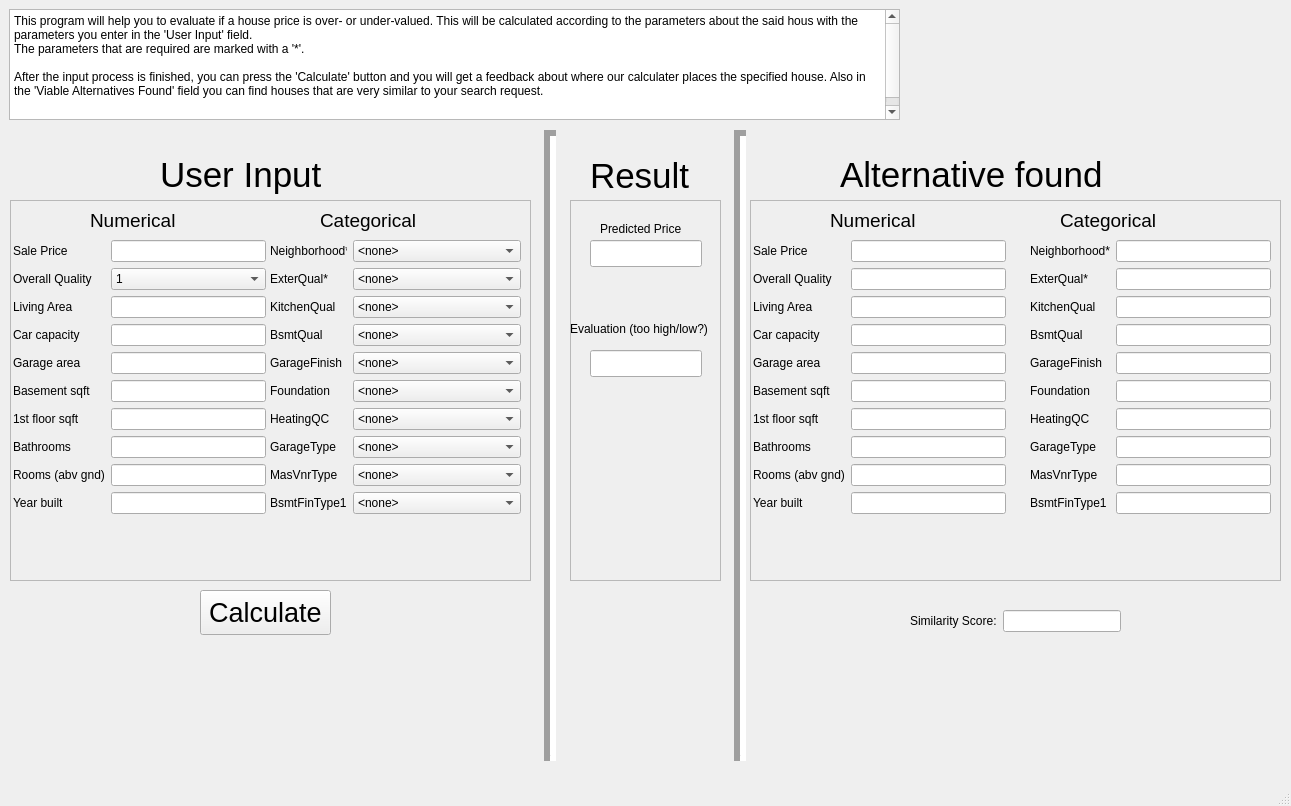
Qt form main.ui (JulianKu/House-Price-Prediction) before a commit.
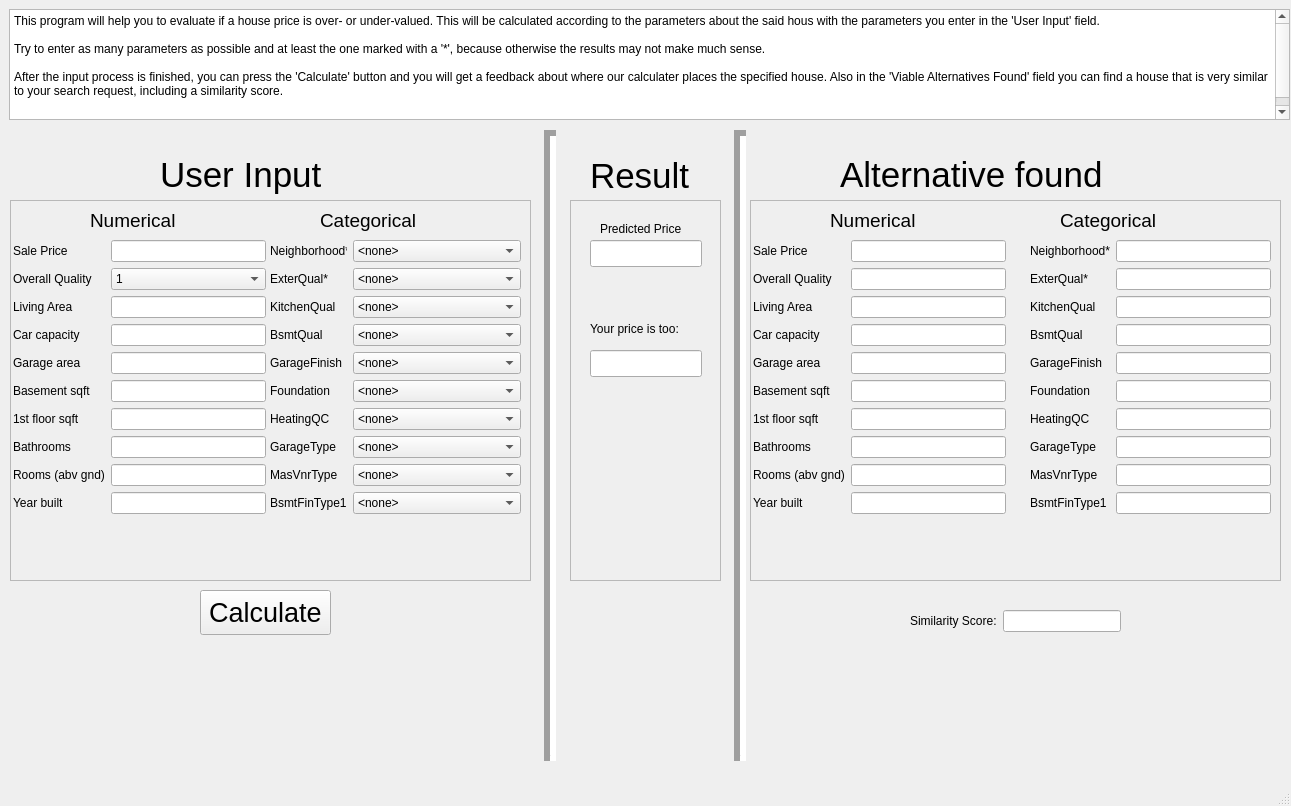
The same form after that commit.

Diff of the .ui file:
```diff
--- a/main.ui
+++ b/main.ui
@@ -43,7 +43,7 @@
      <rect>
       <x>9</x>
       <y>9</y>
-      <width>891</width>
+      <width>1281</width>
       <height>111</height>
      </rect>
     </property>
@@ -53,9 +53,10 @@
 p, li { white-space: pre-wrap; }
 &lt;/style&gt;&lt;/head&gt;&lt;body style=&quot; font-family:'Noto Sans'; font-size:9pt; font-weight:400; font-style:normal;&quot;&gt;
 &lt;p style=&quot; margin-top:0px; margin-bottom:0px; margin-left:0px; margin-right:0px; -qt-block-indent:0; text-indent:0px;&quot;&gt;This program will help you to evaluate if a house price is over- or under-valued. This will be calculated according to the parameters about the said hous with the parameters you enter in the 'User Input' field.&lt;/p&gt;
-&lt;p style=&quot; margin-top:0px; margin-bottom:0px; margin-left:0px; margin-right:0px; -qt-block-indent:0; text-indent:0px;&quot;&gt;The parameters that are required are marked with a '*'.&lt;/p&gt;
 &lt;p style=&quot;-qt-paragraph-type:empty; margin-top:0px; margin-bottom:0px; margin-left:0px; margin-right:0px; -qt-block-indent:0; text-indent:0px;&quot;&gt;&lt;br /&gt;&lt;/p&gt;
-&lt;p style=&quot; margin-top:0px; margin-bottom:0px; margin-left:0px; margin-right:0px; -qt-block-indent:0; text-indent:0px;&quot;&gt;After the input process is finished, you can press the 'Calculate' button and you will get a feedback about where our calculater places the specified house. Also in the 'Viable Alternatives Found' field you can find houses that are very similar to your search request.&lt;/p&gt;
+&lt;p style=&quot; margin-top:0px; margin-bottom:0px; margin-left:0px; margin-right:0px; -qt-block-indent:0; text-indent:0px;&quot;&gt;Try to enter as many parameters as possible and at least the one marked with a '*', because otherwise the results may not make much sense.&lt;/p&gt;
+&lt;p style=&quot;-qt-paragraph-type:empty; margin-top:0px; margin-bottom:0px; margin-left:0px; margin-right:0px; -qt-block-indent:0; text-indent:0px;&quot;&gt;&lt;br /&gt;&lt;/p&gt;
+&lt;p style=&quot; margin-top:0px; margin-bottom:0px; margin-left:0px; margin-right:0px; -qt-block-indent:0; text-indent:0px;&quot;&gt;After the input process is finished, you can press the 'Calculate' button and you will get a feedback about where our calculater places the specified house. Also in the 'Viable Alternatives Found' field you can find a house that is very similar to your search request, including a similarity score.&lt;/p&gt;
 &lt;p style=&quot;-qt-paragraph-type:empty; margin-top:0px; margin-bottom:0px; margin-left:0px; margin-right:0px; -qt-block-indent:0; text-indent:0px;&quot;&gt;&lt;br /&gt;&lt;/p&gt;
 &lt;p style=&quot;-qt-paragraph-type:empty; margin-top:0px; margin-bottom:0px; margin-left:0px; margin-right:0px; -qt-block-indent:0; text-indent:0px;&quot;&gt;&lt;br /&gt;&lt;/p&gt;&lt;/body&gt;&lt;/html&gt;</string>
     </property>
@@ -933,14 +934,14 @@
     <widget class="QLabel" name="label_26">
      <property name="geometry">
       <rect>
-       <x>0</x>
+       <x>20</x>
        <y>120</y>
-       <width>146</width>
+       <width>101</width>
        <height>17</height>
       </rect>
      </property>
      <property name="text">
-      <string>Evaluation (too high/low?)</string>
+      <string>Your price is too:</string>
      </property>
     </widget>
    </widget>
```
